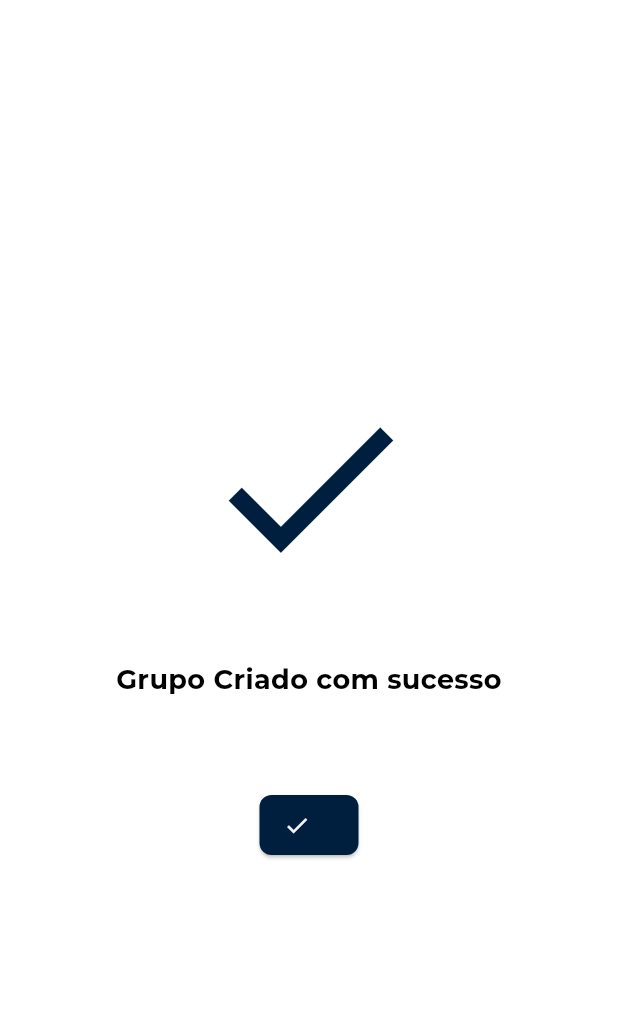
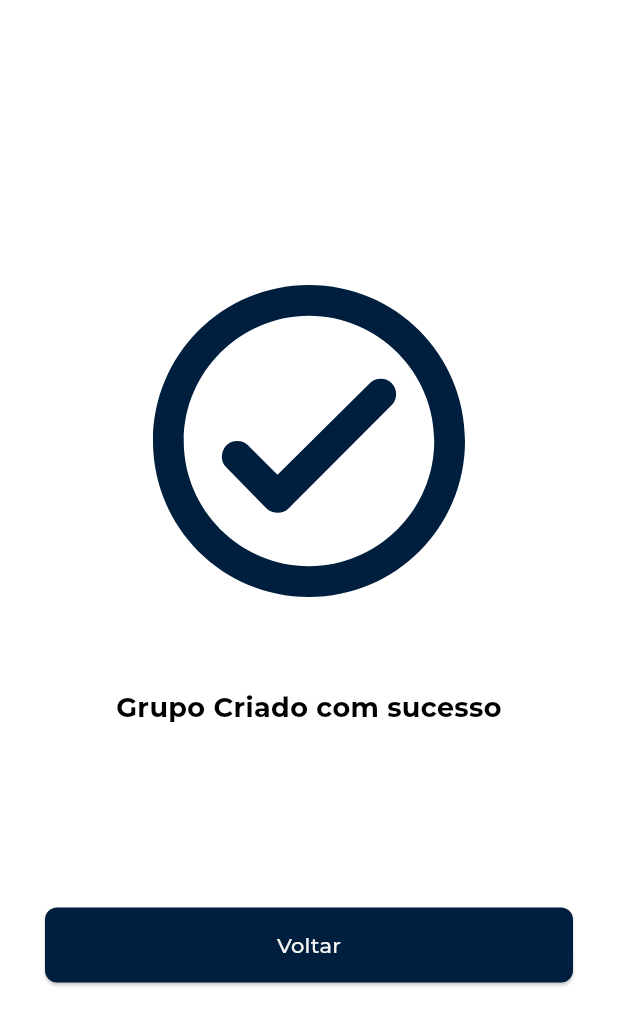
Before and after one commit to jacrifla/app_atalaia, a Flutter app: the SuccessScreen screen opened directly, on a phone screen of 412 x 824 dp. Shown: the top 1025 px of the screen. Run offline on Flutter 3.47's test engine with Material 3 defaults, Android fonts, the phone set to English and light mode, and no system bars; our stand-ins replace dio, get_storage; accounts and stored records are empty; project files that could hold a hidden picture were left out.

Commit message:
add SingleChildScrollView para nao dar estouro

```diff
--- a/lib/screens/success_screen.dart
+++ b/lib/screens/success_screen.dart
@@ -20,12 +20,14 @@ class SuccessScreen extends StatelessWidget {
       body: Center(
         child: Padding(
           padding: const EdgeInsets.all(30.0),
+          child: SingleChildScrollView(
             child: Column(
               mainAxisAlignment: MainAxisAlignment.center,
+              crossAxisAlignment: CrossAxisAlignment.stretch,
               children: <Widget>[
                 Icon(
-                Icons.check,
-                size: 150,
+                  Icons.check_circle_outline_rounded,
+                  size: 250,
                   color: Theme.of(context).colorScheme.primary,
                 ),
                 const SizedBox(height: 40),
@@ -37,8 +39,9 @@ class SuccessScreen extends StatelessWidget {
                     fontWeight: FontWeight.bold,
                   ),
                 ),
-              const SizedBox(height: 60),
+                const SizedBox(height: 120),
                 ButtonIcon(
+                  height: 50,
                   onPressed: () {
                     if (alternativeRoute != null) {
                       Navigator.pushNamed(context, alternativeRoute!);
@@ -49,9 +52,10 @@ class SuccessScreen extends StatelessWidget {
                       );
                     }
                   },
-                icon: Icon(Icons.check),
+                  labelText: 'Voltar',
                 ),
               ],
+            ),
           ),
         ),
       ),
```
Lines whose indentation alone changed are shown as unchanged.
